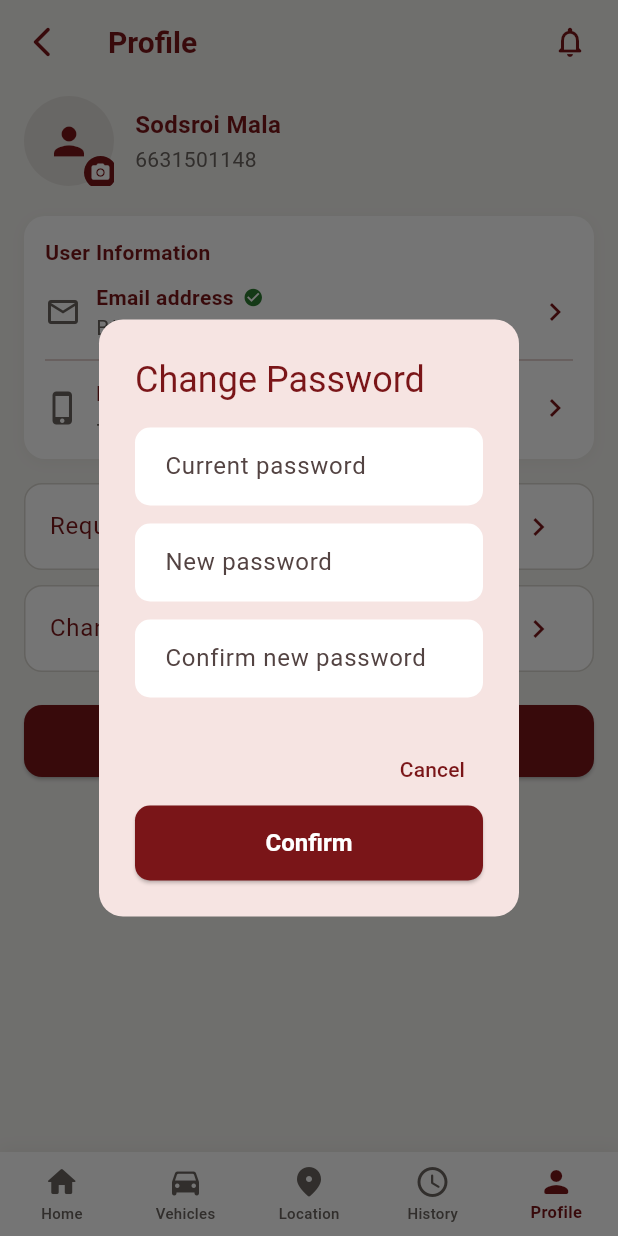
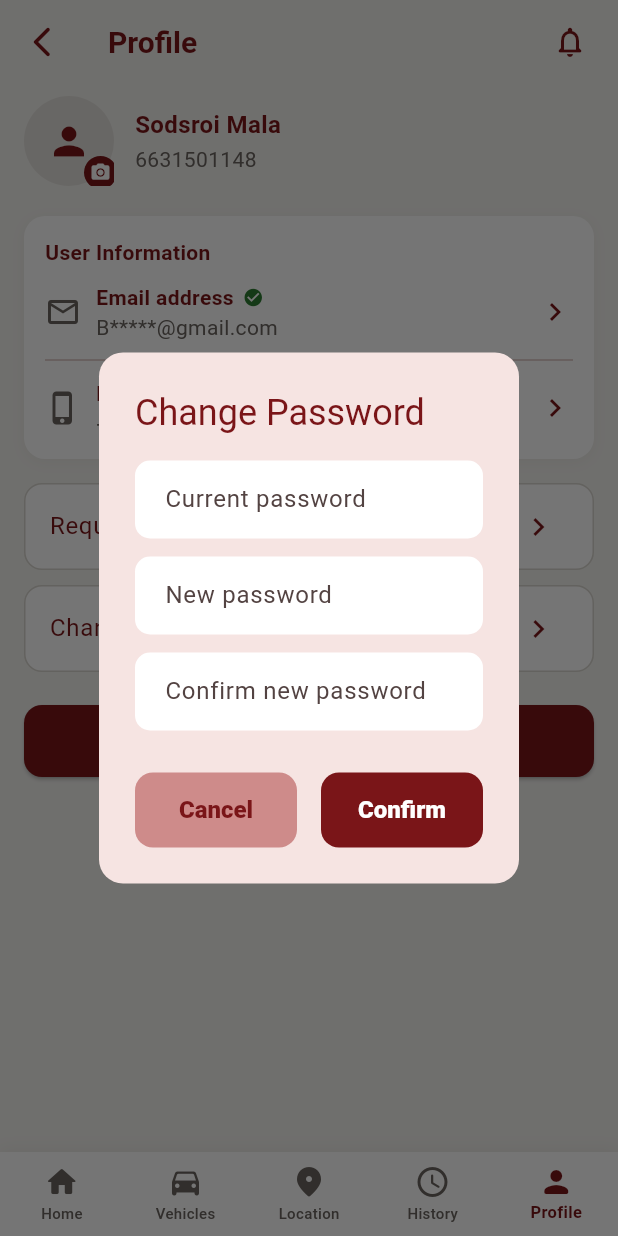
Before and after one commit to Nitiwat-158/ivts-vue, a Flutter app: the screen it shows after launch, item 5 of the bottom bar chosen, after a tap on "Change Password", on a phone screen of 412 x 824 dp. Run offline on Flutter 3.47's test engine with Material 3 defaults, Android fonts, the phone set to English and light mode, and no system bars; our stand-ins replace flutter_map, image_picker, latlong2.

Commit message:
edit text popup change password

```diff
--- a/user-mobile-application/lib/screens/profile_screen.dart
+++ b/user-mobile-application/lib/screens/profile_screen.dart
@@ -110,18 +110,39 @@ class _ProfileScreenState extends State<ProfileScreen> {
                   validator: (v) =>
                       (v != newPasswordCtrl.text) ? 'รหัสผ่านไม่ตรงกัน' : null,
                 ),
-              ],
+                const SizedBox(height: 28),
+                Row(
+                  mainAxisAlignment: MainAxisAlignment.center,
+                  children: [
+                    Expanded(
+                      child: ElevatedButton(
+                        style: ElevatedButton.styleFrom(
+                          backgroundColor: const Color(0xFFCE8B8A),
+                          foregroundColor: AppColors.primary,
+                          elevation: 0,
+                          padding: const EdgeInsets.symmetric(vertical: 14),
+                          shape: RoundedRectangleBorder(
+                            borderRadius: BorderRadius.circular(12),
                           ),
                         ),
-          actions: [
-            TextButton(
                         onPressed: () => Navigator.pop(ctx),
-              child: const Text('Cancel'),
+                        child: const Text(
+                          'Cancel',
+                          style: TextStyle(fontSize: 16, fontWeight: FontWeight.w900),
                         ),
-            ElevatedButton(
+                      ),
+                    ),
+                    const SizedBox(width: 16),
+                    Expanded(
+                      child: ElevatedButton(
                         style: ElevatedButton.styleFrom(
                           backgroundColor: AppColors.primary,
                           foregroundColor: Colors.white,
+                          elevation: 0,
+                          padding: const EdgeInsets.symmetric(vertical: 14),
+                          shape: RoundedRectangleBorder(
+                            borderRadius: BorderRadius.circular(12),
+                          ),
                         ),
                         onPressed: () {
                           if (formKey.currentState!.validate()) {
@@ -133,9 +154,17 @@ class _ProfileScreenState extends State<ProfileScreen> {
                             );
                           }
                         },
-              child: const Text('Confirm'),
+                        child: const Text(
+                          'Confirm',
+                          style: TextStyle(fontSize: 16, fontWeight: FontWeight.w900),
+                        ),
+                      ),
                     ),
                   ],
+                ),
+              ],
+            ),
+          ),
         );
       },
     );
```
Also changed, not shown: 3 other files. Lines whose indentation alone changed are shown as unchanged.
